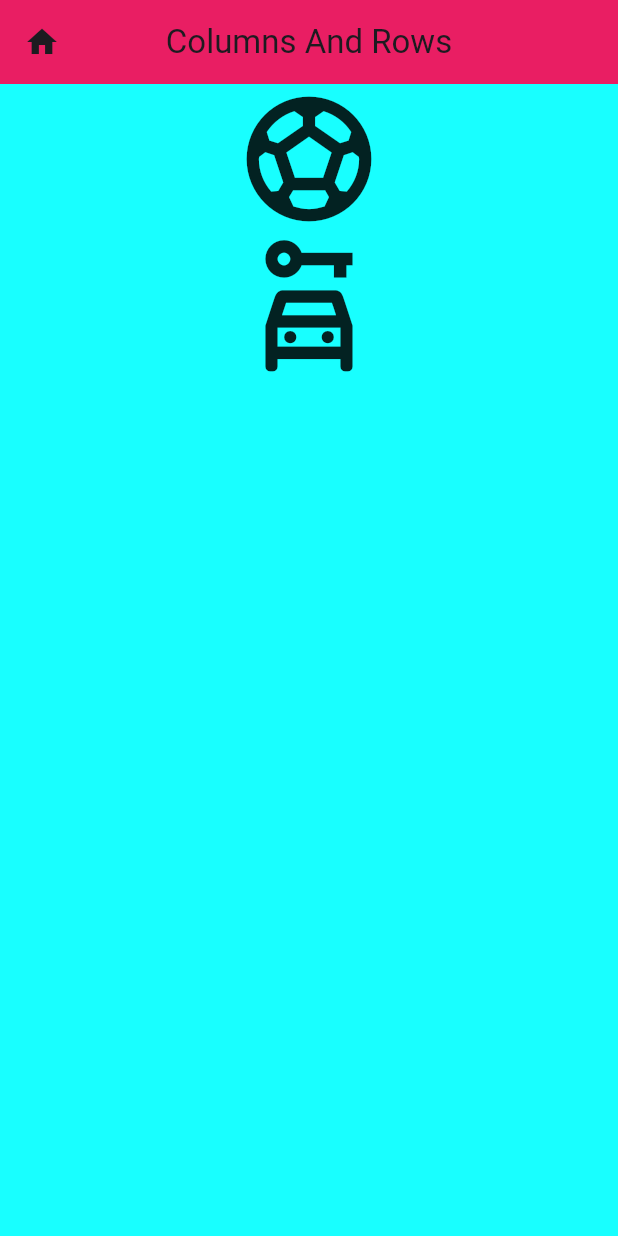
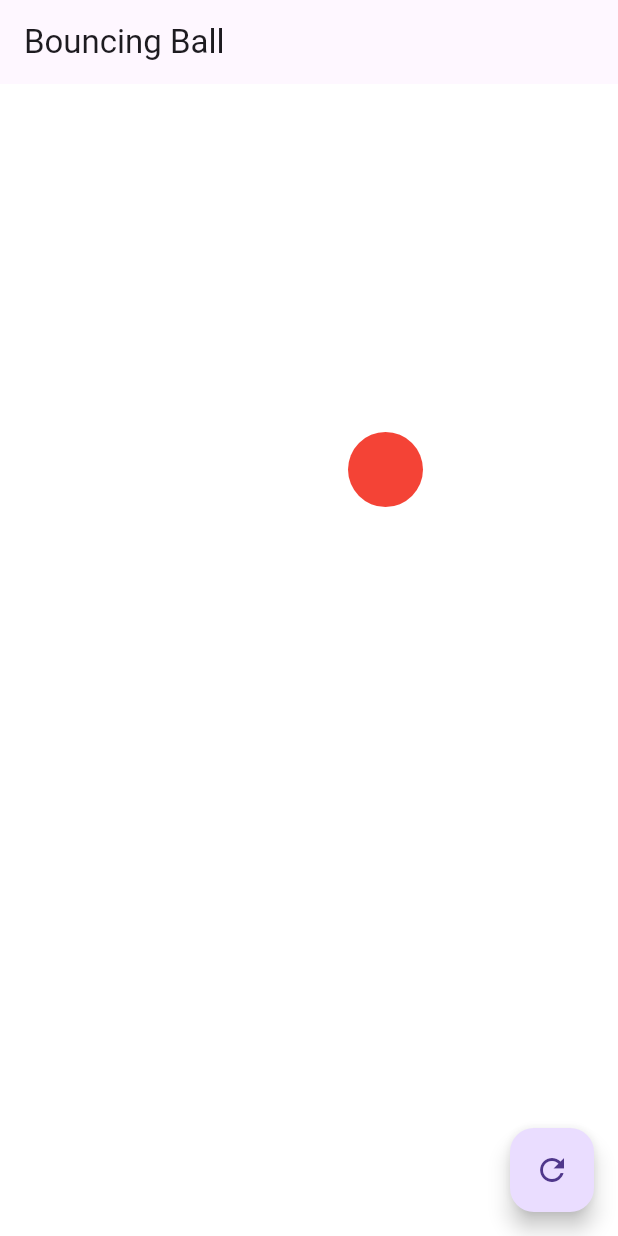
Before and after one commit to Sxmtee/Flutter-Tutorial, a Flutter app: the first screen one second after launch, on a phone screen of 412 x 824 dp. Run offline on Flutter 3.47's test engine with Material 3 defaults, Android fonts, the phone set to English and light mode, and no system bars; our stand-ins replace carousel_indicator, carousel_slider, email_validator, shared_preferences, sqflite, webview_flutter; missing offline and left inert: regexpattern; accounts and stored records are empty.

Commit message:
bouncing ball

```diff
--- /dev/null
+++ b/lib/bouncing.dart
@@ -0,0 +1,95 @@
+import 'package:flutter/material.dart';
+
+class BouncingBallScreen extends StatefulWidget {
+  const BouncingBallScreen({super.key});
+
+  @override
+  State<BouncingBallScreen> createState() => _BouncingBallScreenState();
+}
+
+class _BouncingBallScreenState extends State<BouncingBallScreen> {
+  double ballPositionX = 50.0;
+  double ballPositionY = 50.0;
+  double ballSpeedX = 2.0;
+  double ballSpeedY = 2.0;
+  double ballSize = 50.0;
+
+  @override
+  void initState() {
+    super.initState();
+    WidgetsBinding.instance.addPostFrameCallback((_) => animateBall());
+  }
+
+  void animateBall() {
+    setState(() {
+      // Update ball position
+      ballPositionX += ballSpeedX;
+      ballPositionY += ballSpeedY;
+
+      // Check for collision with screen edges
+      if (ballPositionX <= 0 ||
+          ballPositionX >= MediaQuery.of(context).size.width - ballSize) {
+        ballSpeedX *= -1;
+      }
+      if (ballPositionY <= 0 ||
+          ballPositionY >= MediaQuery.of(context).size.height - ballSize) {
+        ballSpeedY *= -1;
+      }
+    });
+
+    // Call this function again after a short delay
+    Future.delayed(const Duration(milliseconds: 10), () {
+      animateBall();
+    });
+  }
+
+  @override
+  Widget build(BuildContext context) {
+    return Scaffold(
+      appBar: AppBar(
+        title: const Text('Bouncing Ball'),
+      ),
+      body: GestureDetector(
+        onTap: () {
+          setState(() {
+            ballSpeedX *= -1;
+            ballSpeedY *= -1;
+          });
+        },
+        child: AnimatedContainer(
+          duration: const Duration(milliseconds: 50),
+          width: MediaQuery.of(context).size.width,
+          height: MediaQuery.of(context).size.height,
+          color: Colors.white,
+          child: Stack(
+            children: [
+              Positioned(
+                left: ballPositionX,
+                top: ballPositionY,
+                child: Container(
+                  width: ballSize,
+                  height: ballSize,
+                  decoration: const BoxDecoration(
+                    color: Colors.red,
+                    shape: BoxShape.circle,
+                  ),
+                ),
+              ),
+            ],
+          ),
+        ),
+      ),
+      floatingActionButton: FloatingActionButton(
+        onPressed: () {
+          setState(() {
+            ballPositionX = 50.0;
+            ballPositionY = 50.0;
+            ballSpeedX = 2.0;
+            ballSpeedY = 2.0;
+          });
+        },
+        child: const Icon(Icons.refresh),
+      ),
+    );
+  }
+}
--- a/lib/main.dart
+++ b/lib/main.dart
@@ -16,13 +16,13 @@ import 'package:carltutorial/Flutter-Widgets/webview_class.dart';
 import 'package:carltutorial/Flutter-Widgets/webview_practical.dart';
 import 'package:carltutorial/Sqflite-ToDo/db_helper.dart';
 import 'package:carltutorial/Sqflite-ToDo/list.dart';
-import 'package:carltutorial/meme_column.dart';
+import 'package:carltutorial/bouncing.dart';
 import 'package:flutter/material.dart';
 
 Future<void> main() async {
   WidgetsFlutterBinding.ensureInitialized();
   await SimplePreferences.init();
-  // await DataBaseHelper.instance.database;
+  await DataBaseHelper.instance.database;
   runApp(const MyApp());
 }
 
@@ -37,7 +37,7 @@ class MyApp extends StatelessWidget {
       theme: ThemeData(
         primarySwatch: Colors.blue,
       ),
-      home: const MemeColumn(),
+      home: const BouncingBallScreen(),
     );
   }
 }
--- a/lib/meme_column.dart
+++ /dev/null
@@ -1,34 +0,0 @@
-import 'package:flutter/material.dart';
-
-class MemeColumn extends StatelessWidget {
-  const MemeColumn({super.key});
-
-  @override
-  Widget build(BuildContext context) {
-    return Scaffold(
-      appBar: AppBar(
-        backgroundColor: Colors.pink,
-        title: Text("Columns And Rows"),
-        centerTitle: true,
-        leading: Icon(Icons.home),
-      ),
-      body: Container(
-        height: MediaQuery.of(context).size.height,
-        width: MediaQuery.of(context).size.width,
-        color: Colors.cyanAccent,
-        child: const Column(
-          children: [
-            Icon(
-              Icons.sports_soccer,
-              size: 100,
-            ),
-            Icon(
-              Icons.car_rental_outlined,
-              size: 100,
-            )
-          ],
-        ),
-      ),
-    );
-  }
-}
```
Also changed, not shown: lib/bouncing_bal.dart (added, +44 -0 lines).
